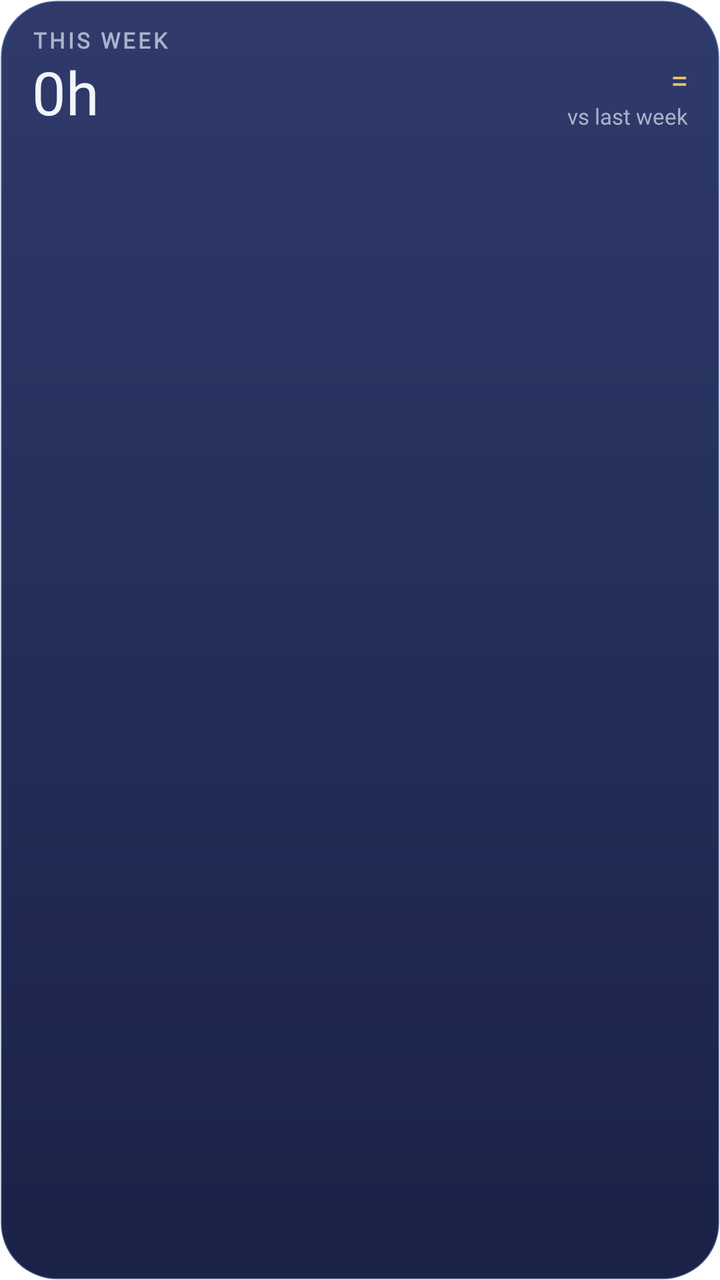
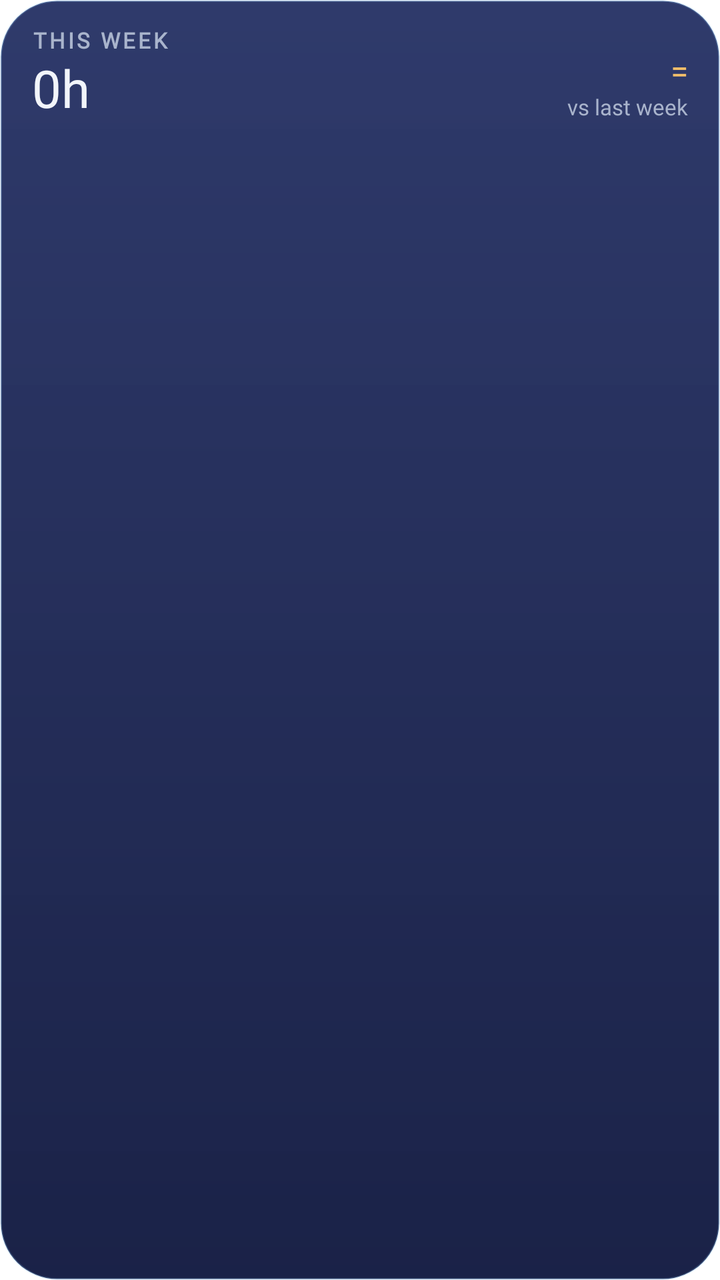

Two renders of the same Android screen: before a commit and after it. Below are the layout's source before the change and the commit's diff.
<!-- AndroidManifest.xml: application theme Theme.Karvo.Starting -->
<!-- res/layout/widget_compare.xml -->
<?xml version="1.0" encoding="utf-8"?>
<FrameLayout xmlns:android="http://schemas.android.com/apk/res/android"
    android:id="@+id/widget_root"
    android:layout_width="match_parent"
    android:layout_height="match_parent"
    android:background="@drawable/widget_bg"
    android:clipToOutline="true">

    <LinearLayout
        android:layout_width="match_parent"
        android:layout_height="match_parent"
        android:orientation="vertical"
        android:paddingStart="16dp"
        android:paddingTop="14dp"
        android:paddingEnd="16dp"
        android:paddingBottom="10dp">

        <LinearLayout
            android:layout_width="match_parent"
            android:layout_height="wrap_content"
            android:orientation="horizontal">

            <LinearLayout
                android:layout_width="0dp"
                android:layout_height="wrap_content"
                android:layout_weight="1"
                android:orientation="vertical">

                <TextView
                    android:id="@+id/widget_label"
                    android:layout_width="wrap_content"
                    android:layout_height="wrap_content"
                    android:fontFamily="@font/jost"
                    android:includeFontPadding="false"
                    android:letterSpacing="0.12"
                    android:maxLines="1"
                    android:text="@string/widget_week_short"
                    android:textAllCaps="true"
                    android:textColor="@color/widget_mist"
                    android:textFontWeight="600"
                    android:textSize="11sp" />

                <TextView
                    android:id="@+id/widget_hours"
                    android:layout_width="wrap_content"
                    android:layout_height="wrap_content"
                    android:layout_marginTop="3dp"
                    android:fontFamily="@font/jost"
                    android:includeFontPadding="false"
                    android:maxLines="1"
                    android:text="0h"
                    android:textColor="@color/widget_snow"
                    android:textFontWeight="300"
                    android:textSize="30sp" />
            </LinearLayout>

            <LinearLayout
                android:layout_width="wrap_content"
                android:layout_height="wrap_content"
                android:layout_gravity="bottom"
                android:gravity="end"
                android:orientation="vertical">

                <TextView
                    android:id="@+id/widget_delta"
                    android:layout_width="wrap_content"
                    android:layout_height="wrap_content"
                    android:fontFamily="@font/jost"
                    android:includeFontPadding="false"
                    android:maxLines="1"
                    android:text="="
                    android:textColor="@color/widget_gold"
                    android:textFontWeight="500"
                    android:textSize="16sp" />

                <TextView
                    android:layout_width="wrap_content"
                    android:layout_height="wrap_content"
                    android:layout_marginTop="2dp"
                    android:fontFamily="@font/jost"
                    android:includeFontPadding="false"
                    android:maxLines="1"
                    android:text="@string/widget_vs_last_week"
                    android:textColor="@color/widget_mist"
                    android:textSize="11sp" />
            </LinearLayout>
        </LinearLayout>

        <ImageView
            android:id="@+id/widget_chart"
            android:layout_width="match_parent"
            android:layout_height="0dp"
            android:layout_marginTop="8dp"
            android:layout_weight="1"
            android:importantForAccessibility="no"
            android:scaleType="fitXY" />

        <LinearLayout
            android:layout_width="match_parent"
            android:layout_height="wrap_content"
            android:layout_marginTop="4dp"
            android:orientation="horizontal">

            <TextView android:id="@+id/widget_d0" style="@style/WidgetDay" />
            <TextView android:id="@+id/widget_d1" style="@style/WidgetDay" />
            <TextView android:id="@+id/widget_d2" style="@style/WidgetDay" />
            <TextView android:id="@+id/widget_d3" style="@style/WidgetDay" />
            <TextView android:id="@+id/widget_d4" style="@style/WidgetDay" />
            <TextView android:id="@+id/widget_d5" style="@style/WidgetDay" />
            <TextView android:id="@+id/widget_d6" style="@style/WidgetDay" />
        </LinearLayout>
    </LinearLayout>
</FrameLayout>
<!-- resources referenced by this layout -->
<resources>
  <color name="widget_gold">#F4C06A</color>
  <color name="widget_mist">#A9B4CC</color>
  <color name="widget_snow">#F2F5FB</color>
  <!-- drawable widget_bg (drawable) -->
  <?xml version="1.0" encoding="utf-8"?>
  <shape xmlns:android="http://schemas.android.com/apk/res/android" android:shape="rectangle">
      <corners android:radius="@dimen/widget_radius" />
      <gradient android:angle="270" android:startColor="#F0222E62" android:endColor="#F5111940" />
      <stroke android:width="1dp" android:color="#388CCBFF" />
  </shape>
  <string name="widget_vs_last_week">vs last week</string>
  <string name="widget_week_short">This week</string>
  <style name="WidgetDay">
          <item name="android:layout_width">0dp</item>
          <item name="android:layout_height">wrap_content</item>
          <item name="android:layout_weight">1</item>
          <item name="android:gravity">center_horizontal</item>
          <item name="android:fontFamily">@font/jost</item>
          <item name="android:includeFontPadding">false</item>
          <item name="android:textColor">@color/widget_mist</item>
          <item name="android:textSize">10sp</item>
      </style>
  <style name="Theme.Karvo.Starting" parent="Theme.SplashScreen.IconBackground">
          <item name="windowSplashScreenBackground">@color/alpine_night_background</item>
          <item name="windowSplashScreenIconBackgroundColor">@color/alpine_night_background</item>
          
          <item name="windowSplashScreenAnimatedIcon">@drawable/ic_launcher_foreground</item>
          <item name="postSplashScreenTheme">@style/Theme.Karvo</item>
      </style>
  <dimen name="widget_radius">20dp</dimen>
  <color name="alpine_night_background">#080C1C</color>
  <!-- drawable ic_launcher_foreground (drawable) -->
  <?xml version="1.0" encoding="utf-8"?>
  <vector xmlns:android="http://schemas.android.com/apk/res/android"
      xmlns:aapt="http://schemas.android.com/aapt"
      android:width="108dp"
      android:height="108dp"
      android:viewportWidth="108"
      android:viewportHeight="108">
      <group
          android:pivotX="54"
          android:pivotY="54"
          android:scaleX="0.86"
          android:scaleY="0.86"
          android:translateY="1.5">
          <path
              android:fillColor="#F4C06A"
              android:pathData="M27.3,41 a6.2,6.2 0 1,0 12.4,0 a6.2,6.2 0 1,0 -12.4,0 Z" />
          
          <path android:pathData="M25,75 L53,28 C61.5,39 62.5,47.5 55,54.5 C48,61 49.5,68 57,75 Z">
              <aapt:attr name="android:fillColor">
                  <gradient
                      android:endX="0"
                      android:endY="75"
                      android:startX="0"
                      android:startY="28"
                      android:type="linear">
                      <item android:color="#FFFFE7BF" android:offset="0" />
                      <item android:color="#FFFFFFFF" android:offset="0.3" />
                      <item android:color="#FFDCE6F8" android:offset="1" />
                  </gradient>
              </aapt:attr>
          </path>
          
          <path android:pathData="M65.07,46.88 L83,75 L63.5,75 C55.5,68.5 54,62.5 60.5,56.5 C63.77,53.45 65.23,50.21 65.07,46.88 Z">
              <aapt:attr name="android:fillColor">
                  <gradient
                      android:endX="0"
                      android:endY="75"
                      android:startX="0"
                      android:startY="33.6"
                      android:type="linear">
                      <item android:color="#FFA9D6FF" android:offset="0" />
                      <item android:color="#FF5B8DDC" android:offset="1" />
                  </gradient>
              </aapt:attr>
          </path>
      </group>
  </vector>
  <style name="Theme.Karvo" parent="Theme.AppCompat.DayNight.NoActionBar">
          <item name="android:windowBackground">@color/alpine_night_background</item>
      </style>
</resources>

<!-- the commit's change to res/layout/widget_compare.xml (unified diff, before → after) -->
@@ -51,7 +51,7 @@
                     android:text="0h"
                     android:textColor="@color/widget_snow"
                     android:textFontWeight="300"
-                    android:textSize="30sp" />
+                    android:textSize="26sp" />
             </LinearLayout>
 
             <LinearLayout
